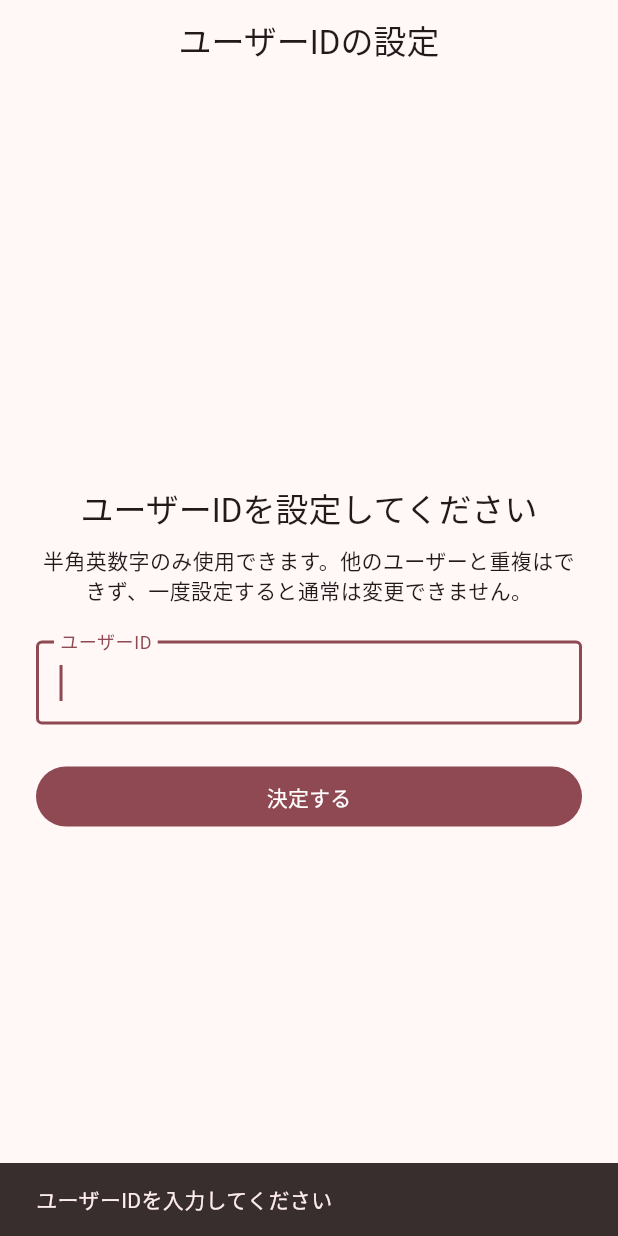
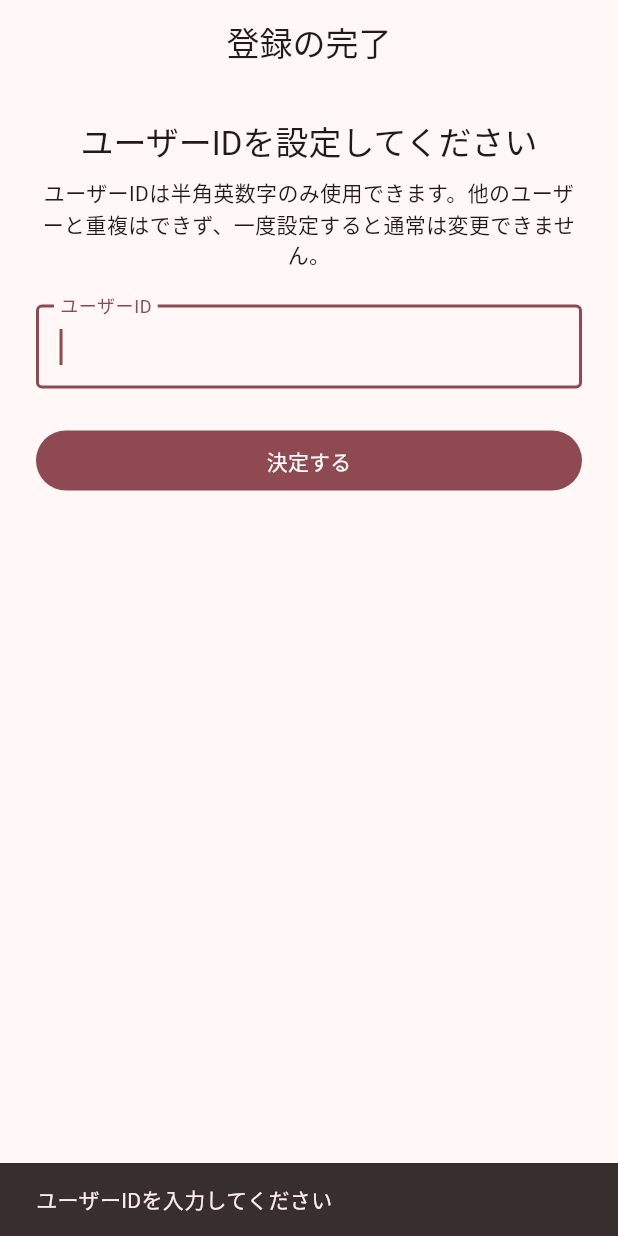
Before and after one commit to BIFFI1130/savepoint, a Flutter app: the screen it shows once a user with an empty profile is signed in, after a tap on "決定する", on a phone screen of 412 x 824 dp. Run offline on Flutter 3.47's test engine with Material 3 defaults, Android fonts, the phone set to English and light mode, and no system bars; our stand-ins replace app_links, cached_network_image, firebase_analytics, firebase_core, firebase_crashlytics, firebase_messaging and 17 more; missing offline and left inert: app_tracking_transparency, home_widget, purchases_flutter; accounts and stored records are empty; network calls fail; statements that could not run were skipped.

Commit message:
新規登録をメール確認後にユーザーIDとパスワードを設定する2段階に変更する
これまではメールアドレスとパスワードを同時に入力させていたが、
まずメールアドレスのみ入力させて確認メールを送信し、メール内の
リンクを開いてセッションが確立された後の画面でユーザーIDと
パスワード（確認用に2回入力）をまとめて設定するフローに変更。
既に登録済みのメールアドレスの場合はその旨を案内する。

Co-Authored-By: Claude Sonnet 5 <noreply@anthropic.com>

```diff
--- a/lib/features/social/presentation/screens/username_onboarding_screen.dart
+++ b/lib/features/social/presentation/screens/username_onboarding_screen.dart
@@ -4,13 +4,18 @@ import 'package:flutter_riverpod/flutter_riverpod.dart';
 import 'package:go_router/go_router.dart';
 
 import '../../../../core/onboarding/username_gate.dart';
+import '../../../auth/presentation/providers/auth_providers.dart';
 import '../providers/social_providers.dart';
 
 final _usernamePattern = RegExp(r'^[a-zA-Z0-9]+$');
 
-/// アプリ起動時にユーザーIDが未設定の場合に必ず経由させる、ユーザーID入力画面。
+/// アプリ起動時にユーザーIDが未設定の場合に必ず経由させる、登録完了画面。
 /// システムのバックボタンでは閉じられない（[PopScope]でブロック）。ユーザーIDは
 /// 半角英数字のみ・一意で、一度設定するとこのアプリの他画面からは変更できない。
+///
+/// メールアドレスのみで新規登録した場合（=まだパスワード未設定）は、ここで
+/// ユーザーIDと合わせてパスワードも設定させる。Google/Appleサインインの場合は
+/// パスワードが不要なため、ユーザーIDのみを入力させる。
 class UsernameOnboardingScreen extends ConsumerStatefulWidget {
   const UsernameOnboardingScreen({super.key});
 
@@ -21,33 +26,47 @@ class UsernameOnboardingScreen extends ConsumerStatefulWidget {
 
 class _UsernameOnboardingScreenState
     extends ConsumerState<UsernameOnboardingScreen> {
-  final _controller = TextEditingController();
+  final _formKey = GlobalKey<FormState>();
+  final _usernameController = TextEditingController();
+  final _passwordController = TextEditingController();
+  final _confirmController = TextEditingController();
   bool _isSaving = false;
   bool _initialized = false;
 
   @override
   void dispose() {
-    _controller.dispose();
+    _usernameController.dispose();
+    _passwordController.dispose();
+    _confirmController.dispose();
     super.dispose();
   }
 
   Future<void> _submit() async {
-    final value = _controller.text.trim();
-    if (value.isEmpty) {
+    final username = _usernameController.text.trim();
+    if (username.isEmpty) {
       ScaffoldMessenger.of(
         context,
       ).showSnackBar(const SnackBar(content: Text('ユーザーIDを入力してください')));
       return;
     }
-    if (!_usernamePattern.hasMatch(value)) {
+    if (!_usernamePattern.hasMatch(username)) {
       ScaffoldMessenger.of(context).showSnackBar(
         const SnackBar(content: Text('ユーザーIDは半角英数字のみ使用できます')),
       );
       return;
     }
+    final needsPassword =
+        ref.read(currentUserProvider)?.appMetadata['provider'] == 'email';
+    if (needsPassword && !_formKey.currentState!.validate()) return;
+
     setState(() => _isSaving = true);
     try {
-      await ref.read(socialRepositoryProvider).setUsername(value);
+      if (needsPassword) {
+        await ref
+            .read(authRepositoryProvider)
+            .updatePassword(_passwordController.text);
+      }
+      await ref.read(socialRepositoryProvider).setUsername(username);
       ref.invalidate(myProfileProvider);
       ref.read(usernameGateProvider).markCompleted();
       if (mounted) context.go('/home');
@@ -69,37 +88,41 @@ class _UsernameOnboardingScreenState
     profileAsync.whenData((profile) {
       if (!_initialized) {
         _initialized = true;
-        _controller.text = profile?.username ?? '';
+        _usernameController.text = profile?.username ?? '';
       }
     });
+    final needsPassword =
+        ref.watch(currentUserProvider)?.appMetadata['provider'] == 'email';
 
     return PopScope(
       canPop: false,
       child: Scaffold(
         appBar: AppBar(
           automaticallyImplyLeading: false,
-          title: const Text('ユーザーIDの設定'),
+          title: const Text('登録の完了'),
         ),
-        body: Padding(
+        body: SafeArea(
+          child: SingleChildScrollView(
             padding: const EdgeInsets.all(24),
+            child: Form(
+              key: _formKey,
               child: Column(
                 crossAxisAlignment: CrossAxisAlignment.stretch,
-            mainAxisAlignment: MainAxisAlignment.center,
                 children: [
                   Text(
-                'ユーザーIDを設定してください',
+                    needsPassword ? 'ユーザーIDとパスワードを設定してください' : 'ユーザーIDを設定してください',
                     style: Theme.of(context).textTheme.titleLarge,
                     textAlign: TextAlign.center,
                   ),
                   const SizedBox(height: 8),
                   const Text(
-                '半角英数字のみ使用できます。他のユーザーと重複はできず、'
+                    'ユーザーIDは半角英数字のみ使用できます。他のユーザーと重複はできず、'
                     '一度設定すると通常は変更できません。',
                     textAlign: TextAlign.center,
                   ),
                   const SizedBox(height: 24),
-              TextField(
-                controller: _controller,
+                  TextFormField(
+                    controller: _usernameController,
                     autofocus: true,
                     inputFormatters: [
                       FilteringTextInputFormatter.allow(RegExp('[a-zA-Z0-9]')),
@@ -108,8 +131,34 @@ class _UsernameOnboardingScreenState
                       labelText: 'ユーザーID',
                       border: OutlineInputBorder(),
                     ),
-                onSubmitted: (_) => _isSaving ? null : _submit(),
                   ),
+                  if (needsPassword) ...[
+                    const SizedBox(height: 12),
+                    TextFormField(
+                      controller: _passwordController,
+                      obscureText: true,
+                      decoration: const InputDecoration(
+                        labelText: 'パスワード（6文字以上）',
+                        border: OutlineInputBorder(),
+                      ),
+                      validator: (value) => (value == null || value.length < 6)
+                          ? 'パスワードは6文字以上で入力してください'
+                          : null,
+                    ),
+                    const SizedBox(height: 12),
+                    TextFormField(
+                      controller: _confirmController,
+                      obscureText: true,
+                      decoration: const InputDecoration(
+                        labelText: 'パスワード（確認）',
+                        border: OutlineInputBorder(),
+                      ),
+                      validator: (value) => value != _passwordController.text
+                          ? 'パスワードが一致しません'
+                          : null,
+                      onFieldSubmitted: (_) => _isSaving ? null : _submit(),
+                    ),
+                  ],
                   const SizedBox(height: 24),
                   FilledButton(
                     onPressed: _isSaving ? null : _submit,
@@ -125,6 +174,8 @@ class _UsernameOnboardingScreenState
               ),
             ),
           ),
+        ),
+      ),
     );
   }
 }
```
Also changed, not shown: lib/features/auth/data/auth_repository.dart (+30 -6 lines), lib/features/auth/presentation/screens/sign_up_screen.dart (+28 -30 lines). Lines whose indentation alone changed are shown as unchanged.
